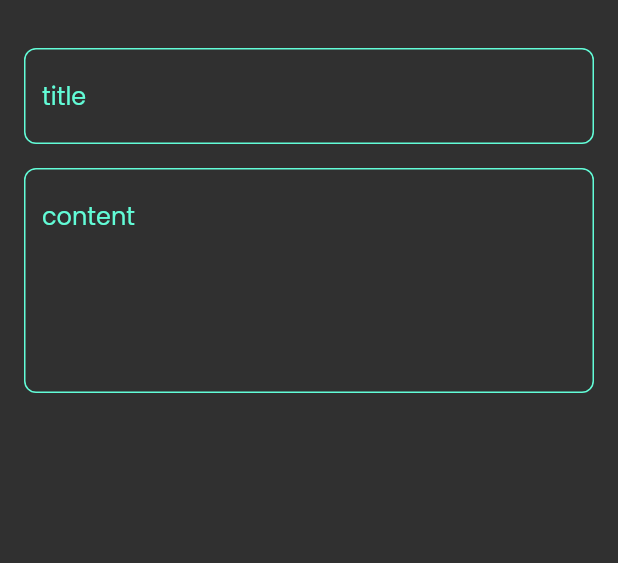
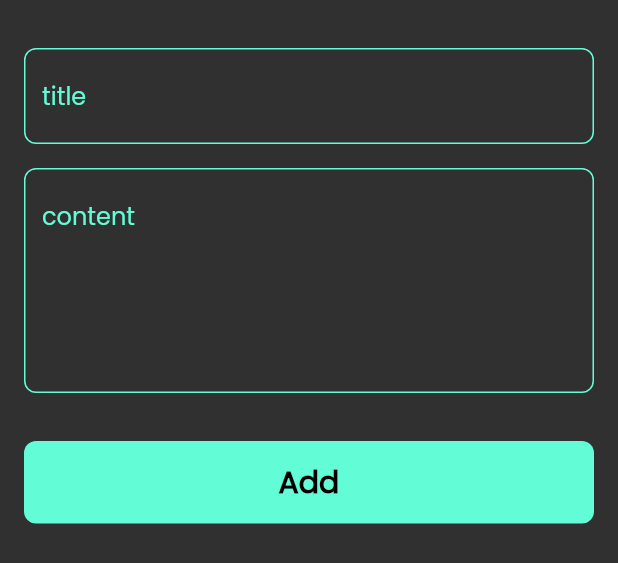
Before and after one commit to EsraaAbdalla/notes_app, a Flutter app: the AddNoteBottomSheet widget shown alone on an empty page, opened directly, on a phone screen of 412 x 824 dp. Shown: the top 563 px of the screen. Run offline on Flutter 3.47's test engine with Material 2 defaults, Android fonts, the phone set to English and light mode, and no system bars.

Commit message:
finish notes botton sheet

```diff
--- a/lib/views/widgets/add_note_bottom_sheet.dart
+++ b/lib/views/widgets/add_note_bottom_sheet.dart
@@ -1,4 +1,5 @@
 import 'package:flutter/material.dart';
+import 'package:notes_app/views/widgets/custom_button.dart';
 import 'package:notes_app/views/widgets/custom_text_field.dart';
 
 class AddNoteBottomSheet extends StatelessWidget {
@@ -8,6 +9,7 @@ class AddNoteBottomSheet extends StatelessWidget {
   Widget build(BuildContext context) {
     return Padding(
       padding: const EdgeInsets.symmetric(horizontal: 16),
+      child: SingleChildScrollView(
         child: Column(
           children: const [
             SizedBox(
@@ -23,7 +25,15 @@ class AddNoteBottomSheet extends StatelessWidget {
               hint: 'content',
               maxLines: 5,
             ),
+            SizedBox(
+              height: 32,
+            ),
+            CustomButton(),
+            SizedBox(
+              height: 16,
+            ),
           ],
+        ),
       ),
     );
   }
--- /dev/null
+++ b/lib/views/widgets/custom_button.dart
@@ -0,0 +1,30 @@
+import 'package:flutter/material.dart';
+import 'package:notes_app/constants.dart';
+
+class CustomButton extends StatelessWidget {
+  const CustomButton({super.key});
+
+  @override
+  Widget build(BuildContext context) {
+    return Container(
+      width: MediaQuery.of(context).size.width,
+      height: 55,
+      decoration: BoxDecoration(
+        color: kPrimaryColor,
+        borderRadius: BorderRadius.circular(
+          8,
+        ),
+      ),
+      child: const Center(
+        child: Text(
+          'Add',
+          style: TextStyle(
+            color: Colors.black,
+            fontWeight: FontWeight.bold,
+            fontSize: 20,
+          ),
+        ),
+      ),
+    );
+  }
+}
```
Lines whose indentation alone changed are shown as unchanged.
